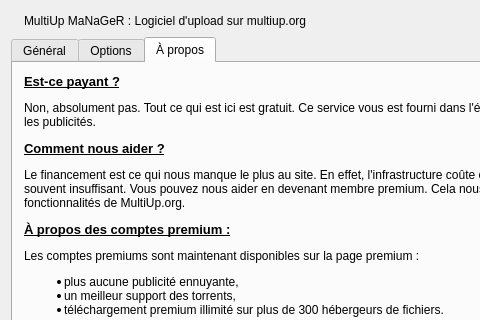
Above: mainwindow.ui from ysard/MultiupMaNaGeR before the change; both pictures show x 0 to 480 and y 0 to 320 of the 926 by 705 pixel window. Below: the same form after it.
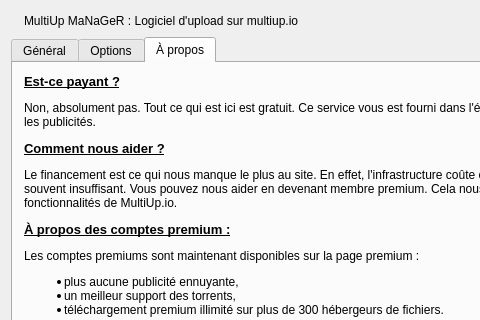
That is the form after the change. The open tabs and pages were chosen to show the change. Icons and pictures are not drawn.

Commit message: Update multiup website url to multiup.io

```diff
--- a/mainwindow.ui
+++ b/mainwindow.ui
@@ -36,7 +36,7 @@
       <item>
        <widget class="QLabel" name="label_3">
         <property name="text">
-         <string>MultiUp MaNaGeR : Logiciel d'upload sur multiup.org</string>
+         <string>MultiUp MaNaGeR : Logiciel d'upload sur multiup.io</string>
         </property>
        </widget>
       </item>
@@ -660,7 +660,7 @@
     &lt;p&gt;&lt;span&gt;Non, absolument pas. Tout ce qui est ici est gratuit. Ce service vous est fourni dans l'état et son utilisation est entièrement gratuite. Ce service est auto-financé par les publicités.&lt;/span&gt;&lt;/p&gt;
 
     &lt;p&gt;&lt;span class=&quot;h1&quot;&gt;Comment nous aider ?&lt;/span&gt;&lt;/p&gt;
-    &lt;p&gt;&lt;span&gt;Le financement est ce qui nous manque le plus au site. En effet, l'infrastructure coûte cher. Les publicités permettent en partie de payer les serveurs mais c'est souvent insuffisant. Vous pouvez nous aider en devenant membre premium. Cela nous permettra d'investir dans de nouveaux serveurs, et d'accroître les fonctionnalités de MultiUp.org.&lt;/span&gt;&lt;/p&gt;
+    &lt;p&gt;&lt;span&gt;Le financement est ce qui nous manque le plus au site. En effet, l'infrastructure coûte cher. Les publicités permettent en partie de payer les serveurs mais c'est souvent insuffisant. Vous pouvez nous aider en devenant membre premium. Cela nous permettra d'investir dans de nouveaux serveurs, et d'accroître les fonctionnalités de MultiUp.io.&lt;/span&gt;&lt;/p&gt;
 
     &lt;p&gt;&lt;span class=&quot;h1&quot;&gt;À propos des comptes premium :&lt;/span&gt;&lt;/p&gt;
     &lt;p&gt;Les comptes premiums sont maintenant disponibles sur la page premium :&lt;/p&gt;
```
Left out of the diff: 2 changed lines with no effect on the pictures. The commit also changes 8 other files.
